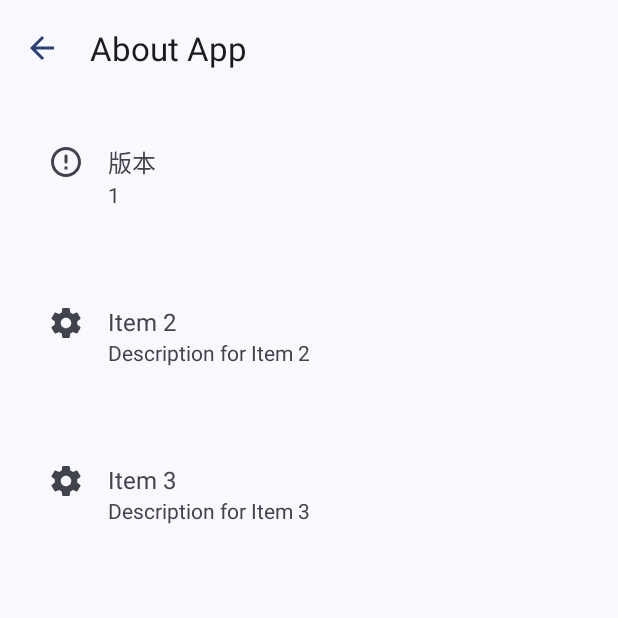
After one commit to ghhccghk/mhspay, an Android app built with Jetpack Compose: the AboutFragment screen opened directly, with no data from a screen before it, on a phone screen of 412 x 824 dp, the top half of it. The commit adds this screen. Run offline under Robolectric (Android 15) with nearby library versions, the phone set to English and light mode, and no system bars.

Commit message:
添加关于界面

```diff
--- a/app/src/main/AndroidManifest.xml
+++ b/app/src/main/AndroidManifest.xml
@@ -30,6 +30,11 @@
             android:exported="true"
             android:theme="@style/Theme.Transparent">
         </activity>
+        <activity
+            android:name=".ui.fragment.AboutFragment"
+            android:theme="@style/Theme.MyApplication">
+        </activity>
+
         <provider
             android:name=".receiver.ResultContentProvider"
             android:authorities="com.mihuashi.paybyfinger.provider"
--- /dev/null
+++ b/app/src/main/java/com/mihuashi/paybyfinger/ui/fragment/AboutFragment.kt
@@ -0,0 +1,85 @@
+package com.mihuashi.paybyfinger.ui.fragment
+
+import android.annotation.SuppressLint
+import android.app.LauncherActivity
+import android.os.Bundle
+import android.view.LayoutInflater
+import android.view.View
+import android.view.ViewGroup
+import android.widget.ImageView
+import android.widget.TextView
+import android.widget.Toast
+import androidx.appcompat.app.AppCompatActivity
+import androidx.recyclerview.widget.LinearLayoutManager
+import androidx.recyclerview.widget.RecyclerView
+import com.google.android.material.appbar.MaterialToolbar
+import com.mihuashi.paybyfinger.BuildConfig
+import com.mihuashi.paybyfinger.R
+
+class AboutFragment : AppCompatActivity() {
+
+    @SuppressLint("MissingInflatedId")
+    override fun onCreate(savedInstanceState: Bundle?) {
+        super.onCreate(savedInstanceState)
+        setContentView(R.layout.fragment_about)
+        val aboutToolbar: MaterialToolbar = findViewById(R.id.about_toolbar)
+        val view : RecyclerView = findViewById(R.id.about_recycler_view)
+
+        aboutToolbar.setNavigationOnClickListener {
+            finish() // 或者 finish()
+        }
+
+        // 示例数据
+        val items = listOf(
+            ListItem("版本", BuildConfig.VERSION_CODE.toString(),R.drawable.ic_round_error_outline),
+            ListItem("Item 2", "Description for Item 2",R.drawable.ic_round_settings),
+            ListItem("Item 3", "Description for Item 3",R.drawable.ic_round_settings)
+        )
+
+        // 初始化适配器并设置点击事件
+        val adapter = ListAdapter(items) { item ->
+            // 点击事件处理
+            Toast.makeText(this, "Clicked: ${item.title}", Toast.LENGTH_SHORT).show()
+        }
+
+
+        view.layoutManager = LinearLayoutManager(this)
+        view.adapter = adapter
+
+    }
+}
+
+
+class ListAdapter(
+    private val items: List<ListItem>,
+    private val onItemClick: (ListItem) -> Unit // 点击事件回调
+) : RecyclerView.Adapter<ListAdapter.ViewHolder>() {
+
+    inner class ViewHolder(view: View) : RecyclerView.ViewHolder(view) {
+        private val title = view.findViewById<TextView>(R.id.itemTitle)
+        private val description = view.findViewById<TextView>(R.id.itemDescription)
+        private val icon = view.findViewById<ImageView>(R.id.itemIcon)
+
+        fun bind(item: ListItem) {
+            title.text = item.title
+            description.text = item.description
+            // 设置图标，可以根据 item 的某些条件设置不同的图标
+            icon.setImageResource(item.iconRes) // 设置图标资源
+            // 设置点击事件
+            itemView.setOnClickListener { onItemClick(item) }
+        }
+    }
+
+    override fun onCreateViewHolder(parent: ViewGroup, viewType: Int): ViewHolder {
+        val view = LayoutInflater.from(parent.context).inflate(R.layout.item_list, parent, false)
+        return ViewHolder(view)
+    }
+
+    override fun onBindViewHolder(holder: ViewHolder, position: Int) {
+        holder.bind(items[position])
+    }
+
+    override fun getItemCount(): Int = items.size
+}
+
+data class ListItem(val title: String, val description: String,val iconRes: Int )
--- a/app/src/main/java/com/mihuashi/paybyfinger/ui/fragment/SettingsFragment.kt
+++ b/app/src/main/java/com/mihuashi/paybyfinger/ui/fragment/SettingsFragment.kt
@@ -51,7 +51,8 @@ class SettingsFragment : Fragment() {
             accentButtonPref("open_about_app_button") {
                 titleRes = R.string.about_app
                 onClick {
-                    Toast.makeText(context,"界面还没写",Toast.LENGTH_SHORT).show()
+                    val intent = Intent(context, AboutFragment::class.java)
+                    startActivity(intent)
                     false
                 }
             }
@@ -66,4 +67,5 @@ class SettingsFragment : Fragment() {
         super.onDestroyView()
         _binding = null
     }
+
 }
--- /dev/null
+++ b/app/src/main/res/drawable/baseline_arrow_back_24.xml
@@ -0,0 +1,5 @@
+<vector xmlns:android="http://schemas.android.com/apk/res/android" android:autoMirrored="true" android:height="24dp"  android:viewportHeight="24" android:viewportWidth="24" android:width="24dp">
+
+    <path android:fillColor="@android:color/white" android:pathData="M20,11H7.83l5.59,-5.59L12,4l-8,8 8,8 1.41,-1.41L7.83,13H20v-2z"/>
+
+</vector>
--- /dev/null
+++ b/app/src/main/res/drawable/ic_sample_icon.xml
@@ -0,0 +1,4 @@
+<?xml version="1.0" encoding="utf-8"?>
+<selector xmlns:android="http://schemas.android.com/apk/res/android">
+
+</selector>
--- /dev/null
+++ b/app/src/main/res/layout/fragment_about.xml
@@ -0,0 +1,37 @@
+<?xml version="1.0" encoding="utf-8"?>
+<androidx.coordinatorlayout.widget.CoordinatorLayout xmlns:android="http://schemas.android.com/apk/res/android"
+    xmlns:app="http://schemas.android.com/apk/res-auto"
+    android:id="@+id/fragment_container"
+    android:layout_width="match_parent"
+    android:layout_height="match_parent">
+
+    <com.google.android.material.appbar.AppBarLayout
+        android:layout_width="match_parent"
+        android:layout_height="wrap_content"
+        android:fitsSystemWindows="true">
+
+        <com.google.android.material.appbar.MaterialToolbar
+            android:id="@+id/about_toolbar"
+            android:layout_width="match_parent"
+            android:layout_height="?actionBarSize"
+            app:navigationIconTint ="?android:colorPrimary"
+            app:layout_collapseMode="pin"
+            app:navigationIcon="@drawable/baseline_arrow_back_24"
+            android:theme="@style/theme_toolbar"
+            app:title="@string/about_app" />
+
+    </com.google.android.material.appbar.AppBarLayout>
+
+    <FrameLayout
+        android:layout_width="match_parent"
+        android:layout_height="match_parent"
+        app:layout_behavior="@string/appbar_scrolling_view_behavior">
+
+        <androidx.recyclerview.widget.RecyclerView
+            android:id="@+id/about_recycler_view"
+            android:layout_width="match_parent"
+            android:layout_height="wrap_content" />
+
+    </FrameLayout>
+
+</androidx.coordinatorlayout.widget.CoordinatorLayout>
--- /dev/null
+++ b/app/src/main/res/layout/item_list.xml
@@ -0,0 +1,52 @@
+<LinearLayout
+    xmlns:android="http://schemas.android.com/apk/res/android"
+    android:layout_width="match_parent"
+    android:layout_height="wrap_content"
+    android:orientation="horizontal"
+    android:padding="16dp">
+
+    <!-- 图标 -->
+    <!-- 设置默认图标 -->
+
+
+    <LinearLayout
+        android:layout_width="match_parent"
+        android:layout_height="wrap_content"
+        android:orientation="horizontal"
+        android:padding="16dp">
+
+        <ImageView
+            android:id="@+id/itemIcon"
+            android:layout_width="24dp"
+            android:layout_height="24dp"
+            android:layout_marginEnd="16dp"
+            android:contentDescription="@string/icon"
+            android:src="@drawable/ic_sample_icon"/>
+
+        <LinearLayout
+            android:layout_width="match_parent"
+            android:layout_height="wrap_content"
+            android:orientation="vertical">
+
+            <!-- 标题 -->
+            <TextView
+                android:id="@+id/itemTitle"
+                android:layout_width="wrap_content"
+                android:layout_height="wrap_content"
+                android:layout_weight="1"
+                android:text="Title"
+                android:textSize="16sp" />
+
+            <!-- 描述 -->
+            <TextView
+                android:id="@+id/itemDescription"
+                android:layout_width="wrap_content"
+                android:layout_height="wrap_content"
+                android:text="Description"
+                android:textSize="14sp" />
+        </LinearLayout>
+
+    </LinearLayout>
+
+
+</LinearLayout>
--- /dev/null
+++ b/app/src/main/res/values/dimens.xml
@@ -0,0 +1,5 @@
+<?xml version="1.0" encoding="utf-8"?>
+<resources>
+    <dimen name="margin_medium" />
+    <dimen name="list_item_height" />
+</resources>
--- /dev/null
+++ b/app/src/main/res/values/ids.xml
@@ -0,0 +1,4 @@
+<?xml version="1.0" encoding="utf-8"?>
+<resources>
+    <item name="back_arrow" type="id" />
+</resources>
--- a/app/src/main/res/values/strings.xml
+++ b/app/src/main/res/values/strings.xml
@@ -1,12 +1,11 @@
 <resources>
-    <string name="app_name">My Application</string>
-    <string name="xposed_desc">EzXHelper My Application</string>
+    <string name="app_name">Rice Painter Fingerprint Pay</string>
+    <string name="xposed_desc">Provide Rice Painter fingerprint payment support</string>
     <string name="home_fragment_label">Home</string>
     <string name="version_name_label">Module Version</string>
     <string name="version_code_label">Module Version Number</string>
     <string name="version_type_label">Module Release Version</string>
     <string name="settings_fragment_label">Settings</string>
-    <string name="app_rules_fragment_label">Supported APP</string>
     <string name="activated">Activated</string>
     <string name="unactivated">Not Activated</string>
     <string name="build_time_label">Build Time</string>
@@ -19,4 +18,7 @@
     <string name="fingerprint_test">Fingerprint Test</string>
     <string name="device_label">Device Information</string>
     <string name="about_app">About App</string>
+    <string name="about_title">About App\n</string>
+    <string name="element_text">123</string>
+    <string name="icon">1</string>
 </resources>
--- a/app/src/main/res/values/styles.xml
+++ b/app/src/main/res/values/styles.xml
@@ -22,6 +22,18 @@
         <item name="android:paddingBottom">24dp</item>
     </style>
 
+    <!--toolbar样式-->
+    <style name="theme_toolbar" parent="Theme.Material3.DynamicColors.DayNight">
+        <item name="android:windowTranslucentNavigation">true</item>
+        <item name="android:windowLightStatusBar">true</item>
+        <item name="colorPrimaryVariant" >@color/material_grey_300</item>
+        <item name="windowActionBar">false</item>
+        <item name="windowNoTitle">true</item>
+        <item name="colorControlNormal">@color/black</item>
+        <item name="android:statusBarColor">@android:color/transparent</item>
+        <item name="android:windowTranslucentStatus">true</item>
+    </style>
+
     <style name="TextLabel">
         <item name="android:textAlignment">viewStart</item>
         <item name="android:textAppearance">@style/TextAppearance.MaterialComponents.Body1</item>
--- /dev/null
+++ b/app/src/main/res/values/title_bar_back.xml
@@ -0,0 +1,2 @@
+<?xml version="1.0" encoding="utf-8"?>
+<resources></resources>
--- a/gradle/libs.versions.toml
+++ b/gradle/libs.versions.toml
@@ -17,10 +17,13 @@ recyclerview = "1.3.2"
 material = "1.12.0"
 navigationFragment = "2.8.4"
 navigationUiKtx = "2.8.4"
+shadowGradlePlugin = "8.3.4"
+firebaseDatabaseKtx = "21.0.0"
 
 [libraries]
 androidx-biometric-ktx = { module = "androidx.biometric:biometric-ktx", version.ref = "biometricKtx" }
 androidx-core-ktx = { group = "androidx.core", name = "core-ktx", version.ref = "coreKtx" }
+shadow-gradle-plugin = { module = "com.gradleup.shadow:shadow-gradle-plugin", version.ref = "shadowGradlePlugin" }
 xposed = { module = "de.robv.android.xposed:api", version.ref = "api" }
 ezxhelper = { module = "com.github.kyuubiran:EzXHelper", version.ref = "ezxhelper" }
 junit = { group = "junit", name = "junit", version.ref = "junit" }
@@ -46,6 +49,7 @@ cardSlider = { module = "com.github.IslamKhSh:CardSlider", version = "1.0.1" }
 androidx-navigation-fragment = { group = "androidx.navigation", name = "navigation-fragment", version.ref = "navigationFragment" }
 modernandroidpreferences = { module = "de.maxr1998:modernandroidpreferences", version = "2.3.2" }
 androidx-navigation-ui-ktx = { group = "androidx.navigation", name = "navigation-ui-ktx", version.ref = "navigationUiKtx" }
+firebase-database-ktx = { group = "com.google.firebase", name = "firebase-database-ktx", version.ref = "firebaseDatabaseKtx" }
 
 [plugins]
 android-application = { id = "com.android.application", version.ref = "agp" }
--- a/settings.gradle.kts
+++ b/settings.gradle.kts
@@ -18,5 +18,5 @@ dependencyResolutionManagement {
 plugins {
     id("org.gradle.toolchains.foojay-resolver-convention") version ("0.8.0")
 }
-rootProject.name = "My Application"
+rootProject.name = "Rice Painter Fingerprint Pay"
 include(":app")
```
Also changed, not shown: app/build.gradle.kts (+4 -3 lines), 1 other file.
